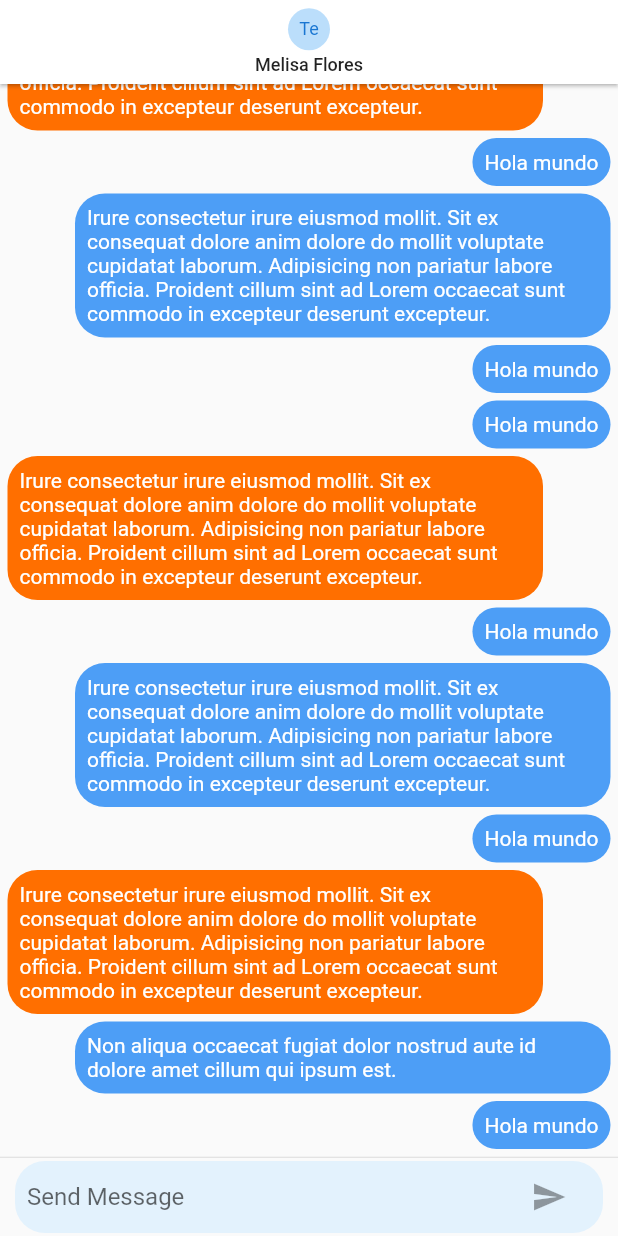
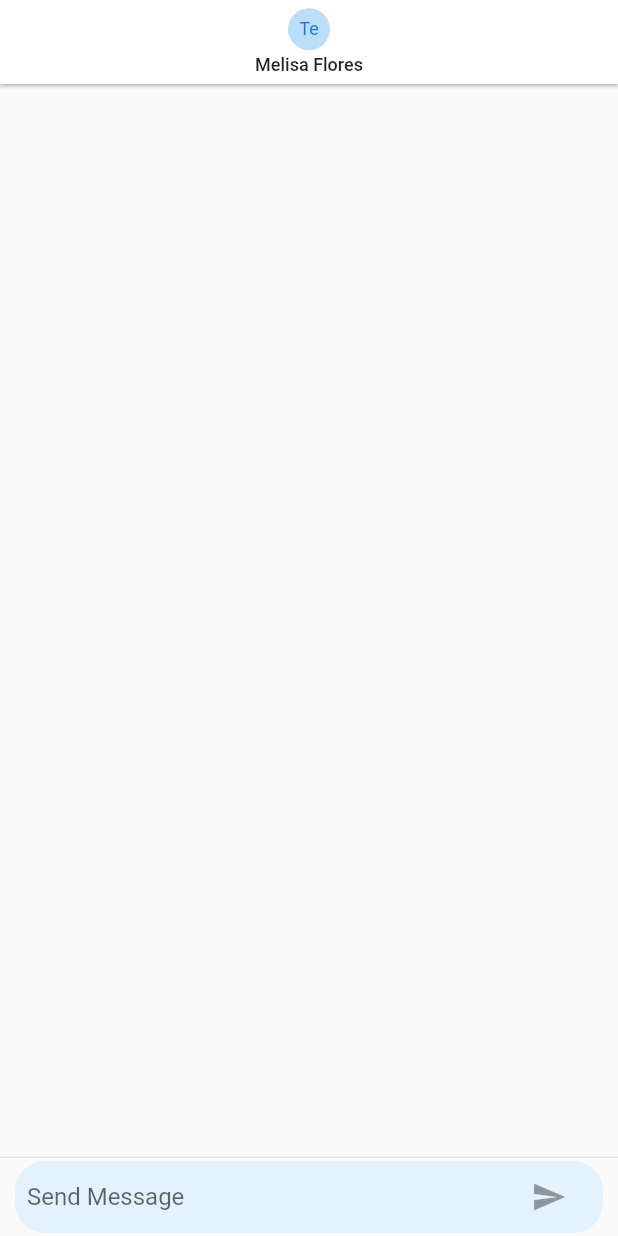
Before and after one commit to Alex980102/flutter-chat-app, a Flutter app: the screen it shows after launch, on a phone screen of 412 x 824 dp. Run offline on Flutter 3.47's test engine with Material 2 defaults, Android fonts, the phone set to English and light mode, and no system bars; our stand-ins replace pull_to_refresh.

Commit message:
Stage 7 section 67 Universal

```diff
--- a/lib/pages/chat_page.dart
+++ b/lib/pages/chat_page.dart
@@ -9,43 +9,10 @@ class ChatPage extends StatefulWidget {
   _ChatPageState createState() => _ChatPageState();
 }
 
-class _ChatPageState extends State<ChatPage> {
+class _ChatPageState extends State<ChatPage> with TickerProviderStateMixin {
   final _textController = new TextEditingController();
   final _focusNode = new FocusNode();
-  List<ChatMessage> _messages = [
-    ChatMessage(uid: '123', text: 'Hola mundo'),
-    ChatMessage(
-        uid: '123',
-        text:
-            'Non aliqua occaecat fugiat dolor nostrud aute id dolore amet cillum qui ipsum est.'),
-    ChatMessage(
-        uid: '12w1w13',
-        text:
-            'Irure consectetur irure eiusmod mollit. Sit ex consequat dolore anim dolore do mollit voluptate cupidatat laborum. Adipisicing non pariatur labore officia. Proident cillum sint ad Lorem occaecat sunt commodo in excepteur deserunt excepteur.'),
-    ChatMessage(uid: '123', text: 'Hola mundo'),
-    ChatMessage(
-        uid: '123',
-        text:
-            'Irure consectetur irure eiusmod mollit. Sit ex consequat dolore anim dolore do mollit voluptate cupidatat laborum. Adipisicing non pariatur labore officia. Proident cillum sint ad Lorem occaecat sunt commodo in excepteur deserunt excepteur.'),
-    ChatMessage(uid: '123', text: 'Hola mundo'),
-    ChatMessage(
-        uid: '1232121',
-        text:
-            'Irure consectetur irure eiusmod mollit. Sit ex consequat dolore anim dolore do mollit voluptate cupidatat laborum. Adipisicing non pariatur labore officia. Proident cillum sint ad Lorem occaecat sunt commodo in excepteur deserunt excepteur.'),
-    ChatMessage(uid: '123', text: 'Hola mundo'),
-    ChatMessage(uid: '123', text: 'Hola mundo'),
-    ChatMessage(
-        uid: '123',
-        text:
-            'Irure consectetur irure eiusmod mollit. Sit ex consequat dolore anim dolore do mollit voluptate cupidatat laborum. Adipisicing non pariatur labore officia. Proident cillum sint ad Lorem occaecat sunt commodo in excepteur deserunt excepteur.'),
-    ChatMessage(uid: '123', text: 'Hola mundo'),
-    ChatMessage(
-        uid: '1232121',
-        text:
-            'Irure consectetur irure eiusmod mollit. Sit ex consequat dolore anim dolore do mollit voluptate cupidatat laborum. Adipisicing non pariatur labore officia. Proident cillum sint ad Lorem occaecat sunt commodo in excepteur deserunt excepteur.'),
-    ChatMessage(uid: '123', text: 'Hola mundo'),
-    ChatMessage(uid: '123', text: 'Hola mundo'),
-  ];
+  List<ChatMessage> _messages = [];
   bool _isWriting = false;
   @override
   Widget build(BuildContext context) {
@@ -169,12 +136,19 @@ class _ChatPageState extends State<ChatPage> {
   }
 
   _handleSubmit(String text) {
+    if (text.length == 0) return;
     print(text);
     _textController.clear();
     _focusNode.requestFocus();
-    final newMessage = new ChatMessage(text: text, uid: '123');
+    final newMessage = new ChatMessage(
+      text: text,
+      uid: '123',
+      animationController: AnimationController(
+          vsync: this, duration: Duration(milliseconds: 600)),
+    );
 
     _messages.insert(0, newMessage);
+    newMessage.animationController.forward();
     setState(() {
       _isWriting = false;
     });
```
Also changed, not shown: lib/pages/chat_message.dart (+15 -3 lines).
